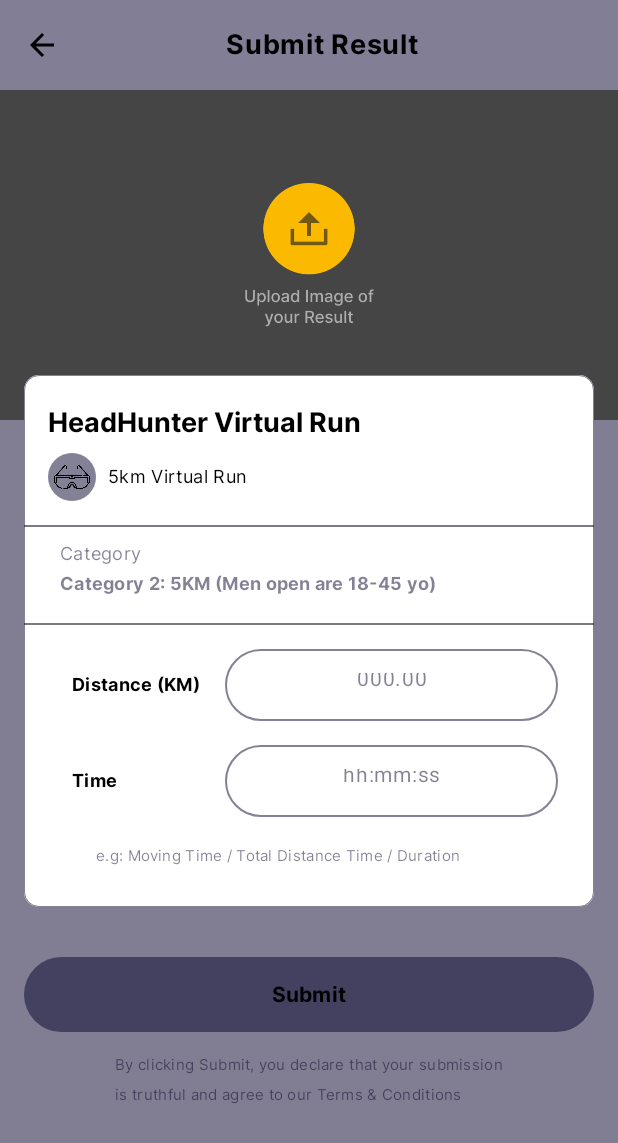
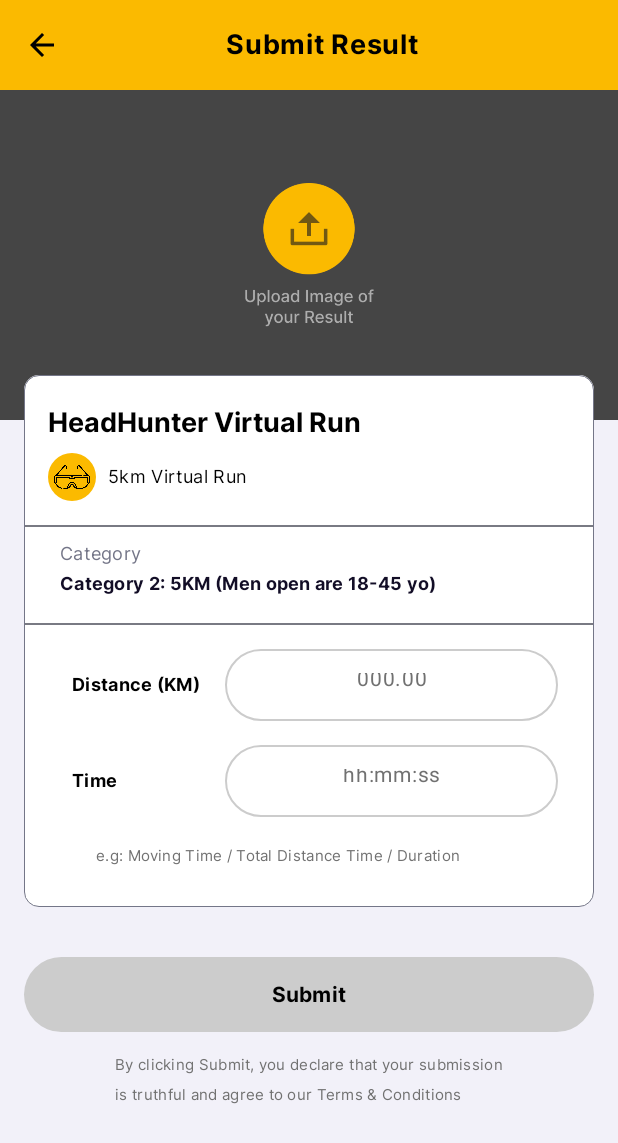
Before and after one commit to Weaam87/heyjomUI, an Android app built with Jetpack Compose: the VirtualRunDetailScreen screen opened through its navigation route, after a tap on "Submit Manually", on a phone screen of 412 x 824 dp. Shown: the top 1143 px of the screen. Run offline under Robolectric (Android 15) with nearby library versions, the phone set to English and light mode, and no system bars.

Commit message:
fix the colors colorResource issue

```diff
--- a/app/src/main/java/screens/SubmitResultScreen.kt
+++ b/app/src/main/java/screens/SubmitResultScreen.kt
@@ -45,6 +45,7 @@ import androidx.compose.ui.graphics.Color
 import androidx.compose.ui.graphics.Color.Companion.Transparent
 import androidx.compose.ui.layout.ContentScale
 import androidx.compose.ui.platform.LocalContext
+import androidx.compose.ui.res.colorResource
 import androidx.compose.ui.res.painterResource
 import androidx.compose.ui.text.style.TextAlign
 import androidx.compose.ui.unit.dp
@@ -64,7 +65,7 @@ fun SubmitResultScreen(navController: NavHostController) {
     Column(
         modifier = Modifier
             .fillMaxSize()
-            .background(Color(R.color.lavenderGray))
+            .background(colorResource(id = R.color.lavenderGray))
             .verticalScroll(state = rememberScrollState())
     ) {
         Surface(
@@ -75,7 +76,7 @@ fun SubmitResultScreen(navController: NavHostController) {
             Row(
                 modifier = Modifier
                     .fillMaxWidth()
-                    .background(Color(R.color.yellowColor)),
+                    .background(colorResource(id = R.color.yellowColor)),
                 verticalAlignment = Alignment.CenterVertically,
                 horizontalArrangement = Arrangement.Center
             ) {
@@ -248,7 +249,7 @@ fun SubmitEventInfoSection() {
             .background(Color.White, shape = RoundedCornerShape(10.dp))
             .border(
                 width = 0.5.dp,
-                color = Color(R.color.mutedGray),
+                color = colorResource(id = R.color.mutedGray),
                 shape = RoundedCornerShape(10.dp)
             )
     ) {
@@ -268,7 +269,7 @@ fun SubmitEventInfoSection() {
                 // Display the icon inside a circle with the icon background color
                 Surface(
                     shape = CircleShape,
-                    color = Color(R.color.yellowColor),
+                    color = colorResource(id = R.color.yellowColor),
                     modifier = Modifier
                         .size(32.dp)
                 ) {
@@ -297,14 +298,14 @@ fun SubmitEventInfoSection() {
                 Column {
                     Text(
                         text = "Category",
-                        color = Color(R.color.mutedGray),
+                        color = colorResource(id = R.color.mutedGray),
                         style = MaterialTheme.typography.bodyMedium.copy(fontSize = 12.sp),
                         fontFamily = inter_regular,
                         modifier = Modifier.padding(start = 8.dp)
                     )
                     Text(
                         text = "Category 2: 5KM (Men open are 18-45 yo)",
-                        color = Color(R.color.darkPurple),
+                        color = colorResource(id = R.color.darkPurple),
                         style = MaterialTheme.typography.bodyMedium.copy(fontSize = 12.sp),
                         fontFamily = inter_bold,
                         modifier = Modifier.padding(start = 8.dp)
@@ -339,7 +340,7 @@ fun SubmitEventInfoSection() {
                             .height(48.dp)
                             .border(
                                 width = 1.dp,
-                                color = Color(R.color.lightGray),
+                                color = colorResource(id = R.color.lightGray),
                                 shape = RoundedCornerShape(50.dp)
                             )
                             .weight(0.7f),
@@ -351,12 +352,12 @@ fun SubmitEventInfoSection() {
                             modifier = Modifier
                                 .fillMaxSize(),
                             textStyle = LocalTextStyle.current.copy(
-                                color = Color(R.color.charcoalGray),
+                                color = colorResource(id = R.color.charcoalGray),
                                 fontSize = 14.sp,
                                 textAlign = TextAlign.Center
                             ),
                             colors = OutlinedTextFieldDefaults.colors(
-                                cursorColor = Color(R.color.charcoalGray),
+                                cursorColor = colorResource(id = R.color.charcoalGray),
                                 focusedBorderColor = Transparent,
                                 unfocusedBorderColor = Transparent,
                             )
@@ -385,7 +386,7 @@ fun SubmitEventInfoSection() {
                             .height(48.dp)
                             .border(
                                 width = 1.dp,
-                                color = Color(R.color.lightGray),
+                                color = colorResource(id = R.color.lightGray),
                                 shape = RoundedCornerShape(50.dp)
                             )
                             .weight(0.7f)
@@ -397,12 +398,12 @@ fun SubmitEventInfoSection() {
                                 .fillMaxSize()
                                 .align(Alignment.Center),
                             textStyle = LocalTextStyle.current.copy(
-                                color = Color(R.color.charcoalGray),
+                                color = colorResource(id = R.color.charcoalGray),
                                 fontSize = 14.sp,
                                 textAlign = TextAlign.Center
                             ),
                             colors = OutlinedTextFieldDefaults.colors(
-                                cursorColor = Color(R.color.charcoalGray),
+                                cursorColor = colorResource(id = R.color.charcoalGray),
                                 focusedBorderColor = Transparent,
                                 unfocusedBorderColor = Transparent,
                             )
@@ -412,7 +413,7 @@ fun SubmitEventInfoSection() {
                 }
                 Text(
                     text = "e.g: Moving Time / Total Distance Time / Duration",
-                    color = Color(R.color.charcoalGray),
+                    color = colorResource(id = R.color.charcoalGray),
                     style = MaterialTheme.typography.bodyMedium.copy(fontSize = 10.sp),
                     fontFamily = inter_regular,
                     modifier = Modifier.padding(32.dp, 8.dp)
@@ -435,7 +436,7 @@ fun SubmitButtonsSection() {
                 .fillMaxWidth()
                 .padding(top = 16.dp)
                 .height(50.dp),
-            colors = ButtonDefaults.buttonColors(Color(R.color.lightGray))
+            colors = ButtonDefaults.buttonColors(colorResource(id = R.color.lightGray))
         ) {
             Text(
                 text = "Submit",
@@ -447,7 +448,7 @@ fun SubmitButtonsSection() {
         Text(
             text = "By clicking Submit, you declare that your submission\n" +
                     "is truthful and agree to our Terms & Conditions",
-            color = Color(R.color.charcoalGray),
+            color = colorResource(id = R.color.charcoalGray),
             style = MaterialTheme.typography.bodyMedium.copy(fontSize = 10.sp),
             fontFamily = inter_regular,
             modifier = Modifier
--- a/app/src/main/java/screens/VirtualRunDetail.kt
+++ b/app/src/main/java/screens/VirtualRunDetail.kt
@@ -33,6 +33,7 @@ import androidx.compose.ui.Alignment
 import androidx.compose.ui.Modifier
 import androidx.compose.ui.graphics.Color
 import androidx.compose.ui.layout.ContentScale
+import androidx.compose.ui.res.colorResource
 import androidx.compose.ui.res.painterResource
 import androidx.compose.ui.text.style.TextAlign
 import androidx.compose.ui.unit.dp
@@ -47,7 +48,7 @@ fun VirtualRunDetailScreen(navController: NavHostController) {
     Column(
         modifier = Modifier
             .fillMaxSize()
-            .background(Color(R.color.lavenderGray))
+            .background(colorResource(id = R.color.lavenderGray))
             .verticalScroll(state = rememberScrollState())
     ) {
         Surface(
@@ -58,7 +59,7 @@ fun VirtualRunDetailScreen(navController: NavHostController) {
             Row(
                 modifier = Modifier
                     .fillMaxWidth()
-                    .background(Color(R.color.yellowColor)),
+                    .background(colorResource(id = R.color.yellowColor)),
                 verticalAlignment = Alignment.CenterVertically,
                 horizontalArrangement = Arrangement.Center
             ) {
@@ -116,7 +117,11 @@ fun EventInfoSection() {
             .fillMaxWidth()
             .padding(16.dp, 190.dp, 16.dp, 8.dp)
             .background(Color.White, shape = RoundedCornerShape(10.dp))
-            .border(width = 0.5.dp, color = Color(0xFF495E57), shape = RoundedCornerShape(10.dp))
+            .border(
+                width = 0.5.dp,
+                color = colorResource(id = R.color.darkSeaGreen),
+                shape = RoundedCornerShape(10.dp)
+            )
     ) {
         Column(modifier = Modifier.fillMaxWidth()) {
 
@@ -134,7 +139,7 @@ fun EventInfoSection() {
                 // Display the icon inside a circle with the icon background color
                 Surface(
                     shape = CircleShape,
-                    color = Color(R.color.yellowColor),
+                    color = colorResource(id = R.color.yellowColor),
                     modifier = Modifier
                         .size(32.dp)
                 ) {
@@ -180,14 +185,14 @@ fun EventInfoSection() {
                 Column {
                     Text(
                         text = "Alan Walker",
-                        color = Color(R.color.darkPurple),
+                        color = colorResource(id = R.color.darkPurple),
                         style = MaterialTheme.typography.bodyMedium.copy(fontSize = 12.sp),
                         fontFamily = inter_bold,
                         modifier = Modifier.padding(start = 8.dp)
                     )
                     Text(
                         text = "Distance: 5.00 Kilometers",
-                        color = Color(R.color.mutedGray),
+                        color = colorResource(id = R.color.mutedGray),
                         style = MaterialTheme.typography.bodyMedium.copy(fontSize = 12.sp),
                         fontFamily = inter_regular,
                         modifier = Modifier.padding(start = 8.dp)
@@ -197,7 +202,7 @@ fun EventInfoSection() {
             Text(
                 text = "When You Can Race",
                 fontFamily = inter_bold,
-                color = Color(R.color.darkPurple),
+                color = colorResource(id = R.color.darkPurple),
                 style = MaterialTheme.typography.headlineSmall.copy(fontSize = 14.sp),
                 modifier = Modifier.padding(16.dp, 8.dp, 8.dp, 4.dp)
             )
@@ -213,7 +218,7 @@ fun EventInfoSection() {
                     Icon(
                         painter = painterResource(id = R.drawable.clock),
                         contentDescription = null,
-                        tint = Color(R.color.yellowColor),
+                        tint = colorResource(id = R.color.yellowColor),
                         modifier = Modifier
                             .size(24.dp)
                     )
@@ -244,7 +249,7 @@ fun EventInfoSection() {
                     Icon(
                         painter = painterResource(id = R.drawable.clock),
                         contentDescription = null,
-                        tint = Color(R.color.yellowColor),
+                        tint = colorResource(id = R.color.yellowColor),
                         modifier = Modifier
                             .size(24.dp)
                     )
@@ -276,7 +281,7 @@ fun ActionButtonsSection(navController: NavHostController) {
             modifier = Modifier
                 .fillMaxWidth()
                 .height(50.dp),
-            colors = ButtonDefaults.buttonColors(Color(R.color.yellowColor))
+            colors = ButtonDefaults.buttonColors(colorResource(id = R.color.yellowColor))
         ) {
             Text(
                 text = "Link Recent Activity",
--- a/app/src/main/java/screens/VirtualRuns.kt
+++ b/app/src/main/java/screens/VirtualRuns.kt
@@ -36,6 +36,7 @@ import androidx.compose.ui.Modifier
 import androidx.compose.ui.draw.clip
 import androidx.compose.ui.graphics.Color
 import androidx.compose.ui.layout.ContentScale
+import androidx.compose.ui.res.colorResource
 import androidx.compose.ui.res.painterResource
 import androidx.compose.ui.text.style.TextAlign
 import androidx.compose.ui.unit.dp
@@ -45,6 +46,7 @@ import androidx.navigation.NavHostController
 import com.example.heyjomui.R
 import com.example.heyjomui.ui.theme.inter_bold
 import com.example.heyjomui.ui.theme.inter_regular
+
 
 @Composable
 fun Header() {
@@ -56,7 +58,7 @@ fun Header() {
         Row(
             modifier = Modifier
                 .fillMaxWidth()
-                .background(Color(R.color.yellowColor)),
+                .background(colorResource(id = R.color.yellowColor)),
             verticalAlignment = Alignment.CenterVertically,
             horizontalArrangement = Arrangement.Center
         ) {
@@ -86,7 +88,7 @@ fun RegisteredEvents() {
         text = "Registered Events (3)",
         modifier = Modifier
             .fillMaxWidth()
-            .background(color = Color(R.color.lightGray))
+            .background(colorResource(id = R.color.lavenderGray))
             .padding(16.dp, 8.dp),
         fontSize = 18.sp,
         textAlign = TextAlign.Start,
@@ -108,7 +110,7 @@ fun HorizontalCardView(imageResId: Int, title: String, index: Int, navController
             .background(Color.White, shape = RoundedCornerShape(10.dp))
             .border(
                 width = 0.5.dp,
-                color = Color(R.color.darkSeaGreen),
+                color = colorResource(id = R.color.darkSeaGreen),
                 shape = RoundedCornerShape(10.dp)
             )
     ) {
@@ -143,7 +145,9 @@ fun HorizontalCardView(imageResId: Int, title: String, index: Int, navController
                         .width(80.dp)
                         .height(30.dp),
                     colors = ButtonDefaults.buttonColors(
-                        if (index == 1) Color(R.color.charcoalGray) else Color(R.color.yellowColor),
+                        if (index == 1) colorResource(id = R.color.charcoalGray) else colorResource(
+                            id = R.color.yellowColor
+                        ),
                     ),
                     contentPadding = PaddingValues(horizontal = 2.dp)
                 ) {
@@ -169,7 +173,7 @@ fun HorizontalCardView(imageResId: Int, title: String, index: Int, navController
                 // Display the icon inside a circle with the icon background color
                 Surface(
                     shape = CircleShape,
-                    color = Color(R.color.yellowColor),
+                    color = colorResource(id = R.color.yellowColor),
                     modifier = Modifier.size(32.dp)
                 ) {
                     Icon(
@@ -250,7 +254,7 @@ fun ScrollableHorizontalCardViews(navController: NavController) {
 
     Row(
         modifier = Modifier
-            .background(color = Color(R.color.lightGray))
+            .background(colorResource(id = R.color.lavenderGray))
             .padding(8.dp, 8.dp, 8.dp, 24.dp)
             .horizontalScroll(state)
     ) {
@@ -283,7 +287,6 @@ fun VirtualRuns() {
 
 @Composable
 fun VerticalCardView(imageResId: Int, title: String) {
-    val iconBackgroundColor = Color(R.color.yellowColor)
 
     Row(
         modifier = Modifier
@@ -292,7 +295,7 @@ fun VerticalCardView(imageResId: Int, title: String) {
             .background(Color.White, shape = RoundedCornerShape(10.dp))
             .border(
                 width = 0.5.dp,
-                color = Color(R.color.darkSeaGreen),
+                color = colorResource(id = R.color.darkSeaGreen),
                 shape = RoundedCornerShape(10.dp)
             )
     ) {
@@ -327,7 +330,7 @@ fun VerticalCardView(imageResId: Int, title: String) {
                 // Display the icon inside a circle with the icon background color
                 Surface(
                     shape = CircleShape,
-                    color = iconBackgroundColor,
+                    color = colorResource(id = R.color.yellowColor),
                     modifier = Modifier
                         .size(32.dp)
                 ) {
```
